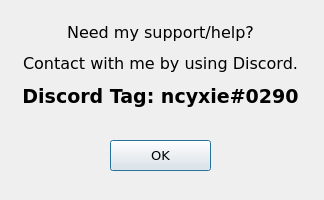
Qt form discorddialog.ui (ncyxie/Notepad-DOT-Qt) before a commit.
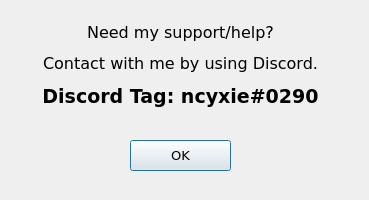
The same form after that commit.

The edit to the form file:
```diff
--- a/discorddialog.ui
+++ b/discorddialog.ui
@@ -6,7 +6,7 @@
    <rect>
     <x>0</x>
     <y>0</y>
-    <width>324</width>
+    <width>369</width>
     <height>200</height>
    </rect>
   </property>
@@ -16,7 +16,7 @@
   <widget class="QLabel" name="text">
    <property name="geometry">
     <rect>
-     <x>20</x>
+     <x>40</x>
      <y>0</y>
      <width>281</width>
      <height>131</height>
@@ -34,7 +34,7 @@
   <widget class="QPushButton" name="closeButton">
    <property name="geometry">
     <rect>
-     <x>110</x>
+     <x>130</x>
      <y>140</y>
      <width>101</width>
      <height>31</height>
```
